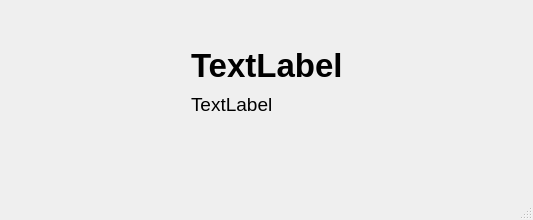
First picture: the form in widgets/confirmdialog/resource/ConfirmDialog.ui, repository PaulSchweizer/PySideWidgetCollection, before the edit.
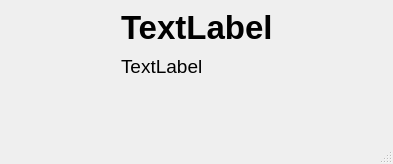
Second picture: the form after the edit.

Commit message: Updates on the confirm dialog

```diff
--- a/widgets/confirmdialog/resource/ConfirmDialog.ui
+++ b/widgets/confirmdialog/resource/ConfirmDialog.ui
@@ -9,8 +9,8 @@
    <rect>
     <x>0</x>
     <y>0</y>
-    <width>533</width>
-    <height>211</height>
+    <width>393</width>
+    <height>156</height>
    </rect>
   </property>
   <property name="windowTitle">
@@ -29,43 +29,21 @@
    <bool>true</bool>
   </property>
   <layout class="QVBoxLayout" name="verticalLayout_2">
+   <property name="spacing">
+    <number>0</number>
+   </property>
    <property name="leftMargin">
-    <number>9</number>
+    <number>0</number>
    </property>
    <property name="topMargin">
-    <number>9</number>
+    <number>0</number>
    </property>
    <property name="rightMargin">
-    <number>9</number>
+    <number>0</number>
    </property>
    <property name="bottomMargin">
-    <number>9</number>
+    <number>0</number>
    </property>
-   <item>
-    <widget class="QLabel" name="predefined_style_lbl">
-     <property name="sizePolicy">
-      <sizepolicy hsizetype="Preferred" vsizetype="Fixed">
-       <horstretch>0</horstretch>
-       <verstretch>0</verstretch>
-      </sizepolicy>
-     </property>
-     <property name="accessibleName">
-      <string/>
-     </property>
-     <property name="styleSheet">
-      <string notr="true"/>
-     </property>
-     <property name="text">
-      <string/>
-     </property>
-     <property name="alignment">
-      <set>Qt::AlignLeading|Qt::AlignLeft|Qt::AlignVCenter</set>
-     </property>
-     <property name="margin">
-      <number>0</number>
-     </property>
-    </widget>
-   </item>
    <item>
     <widget class="QWidget" name="background_wid" native="true">
      <property name="accessibleName">
@@ -78,6 +56,21 @@
       <string notr="true"/>
      </property>
      <layout class="QHBoxLayout" name="horizontalLayout_3">
+      <property name="spacing">
+       <number>0</number>
+      </property>
+      <property name="leftMargin">
+       <number>0</number>
+      </property>
+      <property name="topMargin">
+       <number>0</number>
+      </property>
+      <property name="rightMargin">
+       <number>0</number>
+      </property>
+      <property name="bottomMargin">
+       <number>0</number>
+      </property>
       <item>
        <spacer name="horizontalSpacer">
         <property name="orientation">
@@ -176,7 +169,7 @@
            <item>
             <widget class="QLabel" name="message_lbl">
              <property name="sizePolicy">
-              <sizepolicy hsizetype="Preferred" vsizetype="Fixed">
+              <sizepolicy hsizetype="Preferred" vsizetype="Minimum">
                <horstretch>0</horstretch>
                <verstretch>0</verstretch>
               </sizepolicy>
@@ -200,7 +193,7 @@
            <item>
             <widget class="QWidget" name="actions_wid" native="true">
              <property name="sizePolicy">
-              <sizepolicy hsizetype="Preferred" vsizetype="Expanding">
+              <sizepolicy hsizetype="Preferred" vsizetype="Preferred">
                <horstretch>0</horstretch>
                <verstretch>0</verstretch>
               </sizepolicy>
```
The commit also changes 2 other files.
